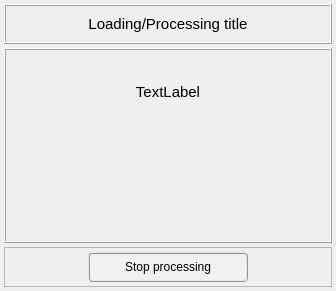
Before: the Qt Designer form pulse/interface/ui_files/messages/loading_window.ui in open-pulse/OpenPulse, drawn with Qt 5.
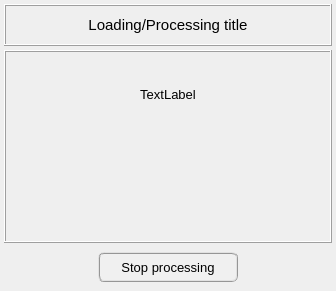
After: the same form once the commit is applied.

Diff of the .ui file:
```diff
--- a/pulse/interface/ui_files/messages/loading_window.ui
+++ b/pulse/interface/ui_files/messages/loading_window.ui
@@ -43,13 +43,13 @@
      <property name="minimumSize">
       <size>
        <width>0</width>
-       <height>40</height>
+       <height>42</height>
       </size>
      </property>
      <property name="maximumSize">
       <size>
        <width>16777215</width>
-       <height>40</height>
+       <height>42</height>
       </size>
      </property>
      <property name="frameShape">
@@ -158,7 +158,7 @@
            </property>
            <property name="font">
             <font>
-             <pointsize>11</pointsize>
+             <pointsize>10</pointsize>
             </font>
            </property>
            <property name="text">
@@ -287,7 +287,7 @@
       </size>
      </property>
      <property name="frameShape">
-      <enum>QFrame::StyledPanel</enum>
+      <enum>QFrame::NoFrame</enum>
      </property>
      <property name="frameShadow">
       <enum>QFrame::Raised</enum>
@@ -312,21 +312,26 @@
        <widget class="QPushButton" name="pushButton_stop_processing">
         <property name="minimumSize">
          <size>
-          <width>160</width>
+          <width>140</width>
           <height>30</height>
          </size>
         </property>
         <property name="maximumSize">
          <size>
-          <width>160</width>
+          <width>140</width>
           <height>30</height>
          </size>
         </property>
+        <property name="font">
+         <font>
+          <pointsize>10</pointsize>
+         </font>
+        </property>
         <property name="styleSheet">
-         <string notr="true">QPushButton{border-radius: 4px; border-color: rgb(150, 150, 150); border-style: ridge; border-width: 2px; color: rgb(0, 0, 0); background-color: rgb(240, 240, 240); font: 75 11pt &quot;MS Shell Dlg 2&quot;}
-QPushButton:hover{border-radius: 4px; border-color: rgb(0, 170, 255); border-style: ridge; border-width: 2px; color: rgb(0, 0, 0); background-color: rgba(174, 213, 255, 100); font: 75 11pt &quot;MS Shell Dlg 2&quot;}
-QPushButton:pressed{border-radius: 4px; border-color: rgb(0, 170, 255); border-style: ridge; border-width: 3px; color: rgb(0, 0, 0); background-color: rgb(174, 213, 255); font: 75 11pt &quot;MS Shell Dlg 2&quot;}
-QPushButton:disabled{border-radius: 4px; border-color: rgb(150, 150, 150); border-style: ridge; border-width: 2px; color: rgb(100, 100, 100); background-color: rgba(220, 220, 220, 120); font: 75 11pt &quot;MS Shell Dlg 2&quot;}</string>
+         <string notr="true">QPushButton{border-radius: 6px; border-color: rgb(150, 150, 150); border-style: ridge; border-width: 2px; color: rgb(0, 0, 0); background-color: rgb(240, 240, 240)}
+QPushButton:hover{border-radius: 6px; border-color: rgb(0, 170, 255); border-style: ridge; border-width: 2px; color: rgb(0, 0, 0); background-color: rgba(174, 213, 255, 100)}
+QPushButton:pressed{border-radius: 6px; border-color: rgb(0, 170, 255); border-style: ridge; border-width: 2px; color: rgb(0, 0, 0); background-color: rgb(174, 213, 255)}
+QPushButton:disabled{border-radius: 6px; border-color: rgb(150, 150, 150); border-style: ridge; border-width: 0px; color: rgb(150,150, 150); background-color: rgb(220, 220, 220)}</string>
         </property>
         <property name="text">
          <string>Stop processing</string>
```
